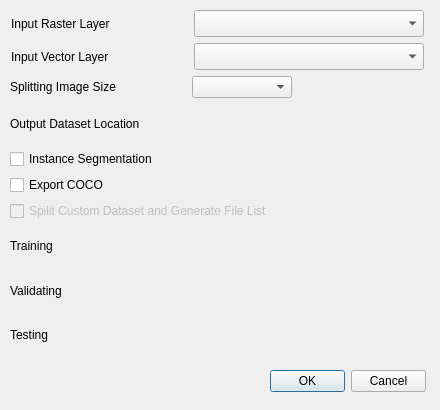
Qt form deep-learning-datasets-maker/split_rs_data_dialog_base.ui (deepbands/deep-learning-datasets-maker) before a commit.
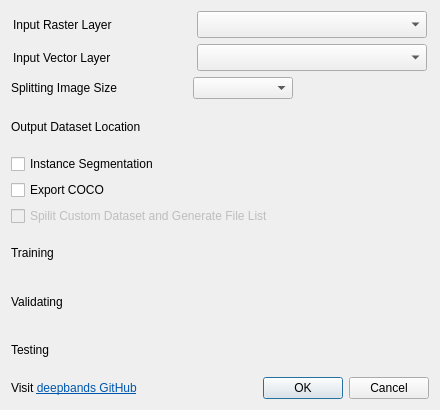
The same form after that commit. Custom widgets are drawn as their Qt base class.

```diff
--- a/deep-learning-datasets-maker/split_rs_data_dialog_base.ui
+++ b/deep-learning-datasets-maker/split_rs_data_dialog_base.ui
@@ -31,31 +31,6 @@
   <property name="windowTitle">
    <string>Deep Learning Datasets Maker</string>
   </property>
-  <widget class="QDialogButtonBox" name="button_box">
-   <property name="geometry">
-    <rect>
-     <x>270</x>
-     <y>370</y>
-     <width>156</width>
-     <height>23</height>
-    </rect>
-   </property>
-   <property name="orientation">
-    <enum>Qt::Horizontal</enum>
-   </property>
-   <property name="standardButtons">
-    <set>QDialogButtonBox::Cancel|QDialogButtonBox::Ok</set>
-   </property>
-  </widget>
-  <widget class="QWidget" name="layoutWidget">
-   <property name="geometry">
-    <rect>
-     <x>10</x>
-     <y>10</y>
-     <width>416</width>
-     <height>344</height>
-    </rect>
-   </property>
    <layout class="QVBoxLayout" name="verticalLayout">
     <item>
      <layout class="QHBoxLayout" name="horizontalLayout">
@@ -364,8 +339,43 @@
       </item>
      </layout>
     </item>
-   </layout>
-  </widget>
+   <item>
+    <layout class="QHBoxLayout" name="horizontalLayout_4">
+     <item>
+      <widget class="QLabel" name="label_6">
+       <property name="minimumSize">
+        <size>
+         <width>200</width>
+         <height>0</height>
+        </size>
+       </property>
+       <property name="text">
+        <string>&lt;html&gt;&lt;head/&gt;&lt;body&gt;&lt;p&gt;Visit &lt;a href=&quot;https://github.com/deepbands/deep-learning-datasets-maker&quot;&gt;&lt;span style=&quot; text-decoration: underline; color:#0057ae;&quot;&gt;deepbands GitHub&lt;/span&gt;&lt;/a&gt;&lt;/p&gt;&lt;/body&gt;&lt;/html&gt;</string>
+       </property>
+       <property name="textFormat">
+        <enum>Qt::AutoText</enum>
+       </property>
+       <property name="wordWrap">
+        <bool>true</bool>
+       </property>
+       <property name="openExternalLinks">
+        <bool>true</bool>
+       </property>
+      </widget>
+     </item>
+     <item>
+      <widget class="QDialogButtonBox" name="button_box">
+       <property name="orientation">
+        <enum>Qt::Horizontal</enum>
+       </property>
+       <property name="standardButtons">
+        <set>QDialogButtonBox::Cancel|QDialogButtonBox::Ok</set>
+       </property>
+      </widget>
+     </item>
+    </layout>
+   </item>
+  </layout>
  </widget>
  <customwidgets>
   <customwidget>
```
Lines whose indentation alone changed are shown as unchanged.
